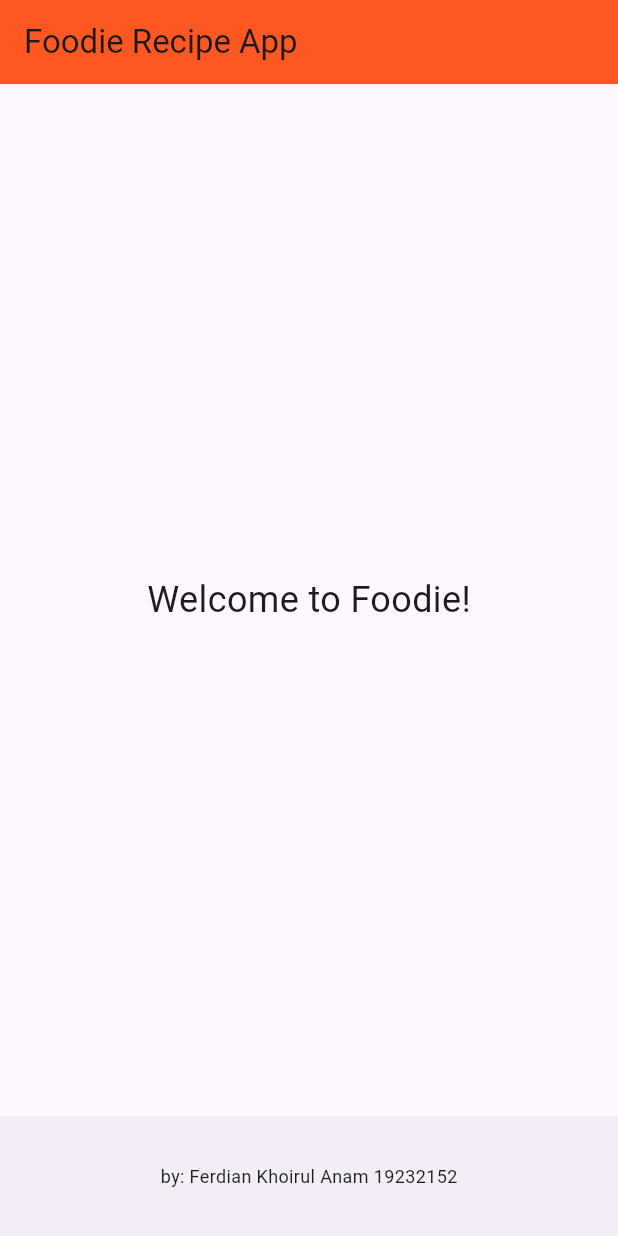
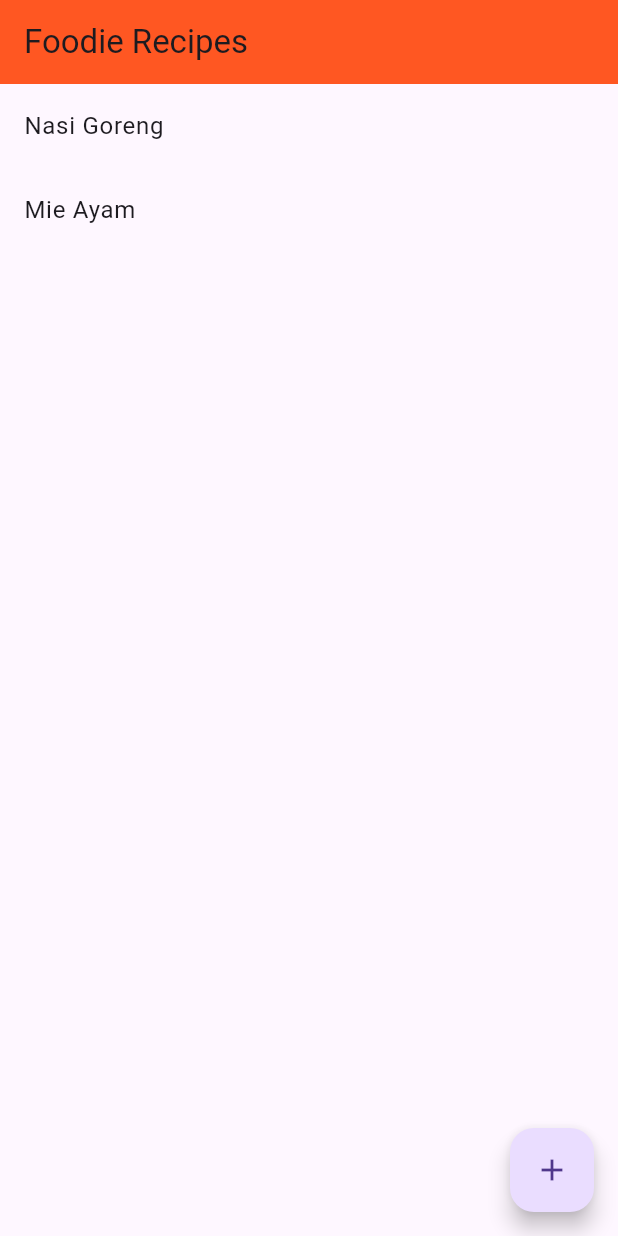
Before and after one commit to frrrAn23/mobile-p-2, a Flutter app: the screen it shows after launch, on a phone screen of 412 x 824 dp. Run offline on Flutter 3.47's test engine with Material 3 defaults, Android fonts, the phone set to English and light mode, and no system bars.

Commit message:
Pertemuan 2

```diff
--- a/lib/main.dart
+++ b/lib/main.dart
@@ -1,7 +1,14 @@
 import 'package:flutter/material.dart';
+import 'package:provider/provider.dart';
+import 'recipe_provider.dart';
 
 void main() {
-  runApp(const FoodieApp());
+  runApp(
+    ChangeNotifierProvider(
+      create: (_) => RecipeProvider(),
+      child: const FoodieApp(),
+    ),
+  );
 }
 
 class FoodieApp extends StatelessWidget {
@@ -12,27 +19,37 @@ class FoodieApp extends StatelessWidget {
     return MaterialApp(
       debugShowCheckedModeBanner: false,
       title: 'Foodie Recipe App',
-      home: const HomePage(),
+      theme: ThemeData(primarySwatch: Colors.orange),
+      home: const RecipePage(),
     );
   }
 }
 
-class HomePage extends StatelessWidget {
-  const HomePage({super.key});
+class RecipePage extends StatelessWidget {
+  const RecipePage({super.key});
 
   @override
   Widget build(BuildContext context) {
+    var recipeProvider = Provider.of<RecipeProvider>(context);
+
     return Scaffold(
       appBar: AppBar(
-        title: const Text("Foodie Recipe App"),
+        title: const Text("Foodie Recipes"),
         backgroundColor: Colors.deepOrange,
       ),
-      body: const Center(
-        child: Text("Welcome to Foodie!", style: TextStyle(fontSize: 24)),
+      body: ListView.builder(
+        itemCount: recipeProvider.recipes.length,
+        itemBuilder: (context, index) {
+          return ListTile(title: Text(recipeProvider.recipes[index]));
+        },
       ),
-      bottomNavigationBar: const BottomAppBar(
-        child: Center(child: Text("by: Ferdian Khoirul Anam 19232152", style: TextStyle(fontSize: 12)),
-        ),
+      floatingActionButton: FloatingActionButton(
+        onPressed: () {
+          recipeProvider.addRecipe(
+            "Resep Baru ${recipeProvider.recipes.length + 1}",
+          );
+        },
+        child: const Icon(Icons.add),
       ),
     );
   }
--- /dev/null
+++ b/lib/recipe_provider.dart
@@ -0,0 +1,12 @@
+import 'package:flutter/foundation.dart';
+
+class RecipeProvider with ChangeNotifier {
+  List<String> _recipes = ["Nasi Goreng", "Mie Ayam"];
+
+  List<String> get recipes => _recipes;
+
+  void addRecipe(String recipe) {
+    _recipes.add(recipe);
+    notifyListeners();
+  }
+}
```
